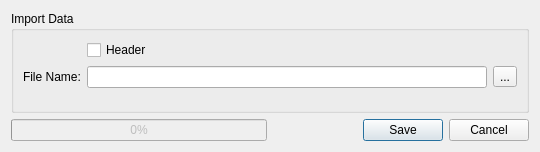
Before: the Qt Designer form import_csv.ui in TomasdelaBarra/QTRANUS, drawn with Qt 5.
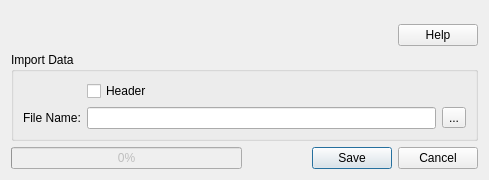
After: the same form once the commit is applied.

Commit message: TRAN-74 improvements in multithreading imports, message X and Y null coordinate import nodes

The edit to the form file:
```diff
--- a/import_csv.ui
+++ b/import_csv.ui
@@ -6,22 +6,50 @@
    <rect>
     <x>0</x>
     <y>0</y>
-    <width>540</width>
-    <height>152</height>
+    <width>489</width>
+    <height>180</height>
    </rect>
   </property>
   <property name="windowTitle">
    <string>Import Data</string>
   </property>
-  <layout class="QVBoxLayout" name="verticalLayout">
-   <item>
-    <widget class="QSplitter" name="splitter">
-     <property name="orientation">
-      <enum>Qt::Horizontal</enum>
-     </property>
-     <widget class="QWidget" name="layoutWidget">
       <layout class="QVBoxLayout" name="verticalLayout_3">
        <item>
+    <widget class="QSplitter" name="splitter">
+     <property name="orientation">
+      <enum>Qt::Horizontal</enum>
+     </property>
+    </widget>
+   </item>
+   <item>
+    <layout class="QVBoxLayout" name="verticalLayout_2">
+     <item>
+      <layout class="QVBoxLayout" name="verticalLayout">
+       <item>
+        <layout class="QHBoxLayout" name="horizontalLayout_3">
+         <item>
+          <spacer name="horizontalSpacer">
+           <property name="orientation">
+            <enum>Qt::Horizontal</enum>
+           </property>
+           <property name="sizeHint" stdset="0">
+            <size>
+             <width>40</width>
+             <height>20</height>
+            </size>
+           </property>
+          </spacer>
+         </item>
+         <item>
+          <widget class="QPushButton" name="btn_help">
+           <property name="text">
+            <string>Help</string>
+           </property>
+          </widget>
+         </item>
+        </layout>
+       </item>
+       <item>
         <widget class="QGroupBox" name="project">
          <property name="sizePolicy">
           <sizepolicy hsizetype="Expanding" vsizetype="Preferred">
@@ -32,7 +60,7 @@
          <property name="title">
           <string>Import Data</string>
          </property>
-         <layout class="QHBoxLayout" name="horizontalLayout_3">
+         <layout class="QHBoxLayout" name="horizontalLayout_4">
           <item>
            <layout class="QFormLayout" name="formLayout">
             <item row="0" column="1">
@@ -69,8 +97,6 @@
         </widget>
        </item>
       </layout>
-     </widget>
-    </widget>
    </item>
    <item>
     <layout class="QHBoxLayout" name="horizontalLayout">
@@ -96,6 +122,8 @@
         <set>QDialogButtonBox::Cancel|QDialogButtonBox::Save</set>
        </property>
       </widget>
+       </item>
+      </layout>
      </item>
     </layout>
    </item>
```
Lines whose indentation alone changed are shown as unchanged. The commit also changes 5 other files.
